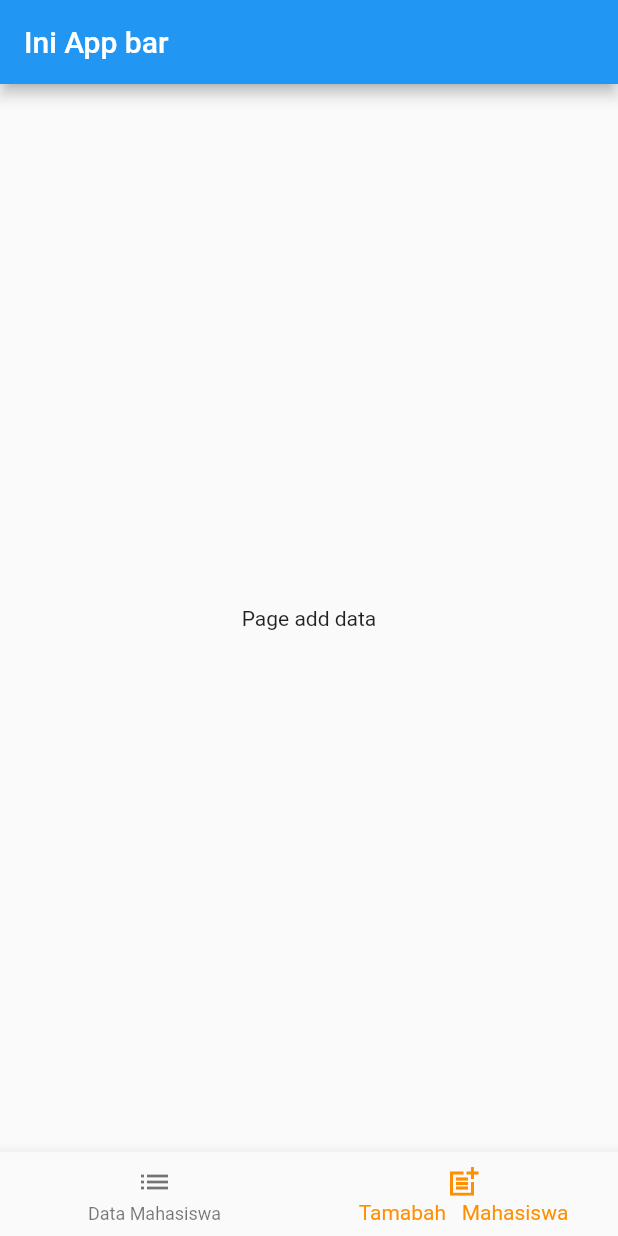
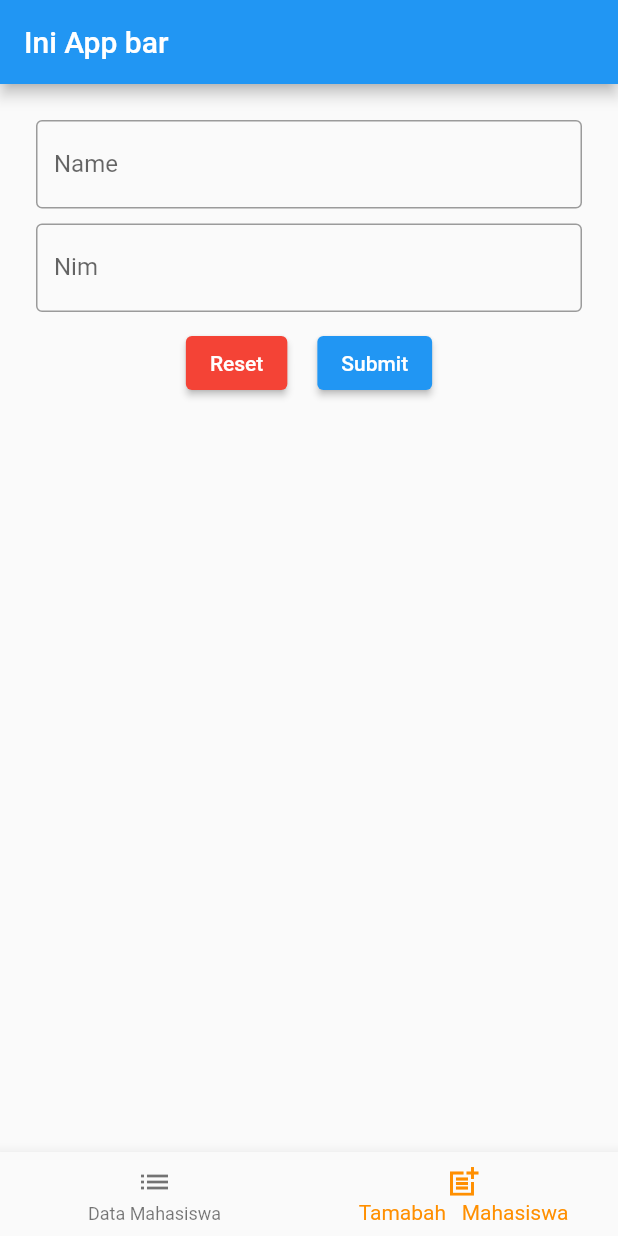
Before and after one commit to aristrisnawan/crud-simple-provider, a Flutter app: the screen it shows after launch, item 2 of the bottom bar chosen, on a phone screen of 412 x 824 dp. Run offline on Flutter 3.47's test engine with Material 2 defaults, Android fonts, the light colour scheme and no system bars; network calls fail.

Commit message:
add form (add data)

```diff
--- a/lib/add.dart
+++ b/lib/add.dart
@@ -11,11 +11,54 @@ class _AddPageState extends State<AddPage> {
   @override
   Widget build(BuildContext context) {
     return Scaffold(
-        appBar: AppBar(
+      appBar: AppBar(
         title: Text("Ini App bar"),
       ),
-      body: Center(
-        child: Text("Page add data"),
+      body: ListView(
+        children: [
+          Padding(
+            padding: const EdgeInsets.all(24),
+            child: Column(
+              children: [
+                TextFormField(
+                  obscureText: false,
+                  decoration: InputDecoration(
+                    border: OutlineInputBorder(),
+                    labelText: 'Name',
+                    hintText: 'Enter Your Name',
+                  ),
+                ),
+                SizedBox(
+                  height: 10,
+                ),
+                TextFormField(
+                  obscureText: false,
+                  keyboardType: TextInputType.number,
+                  decoration: InputDecoration(
+                    border: OutlineInputBorder(),
+                    labelText: 'Nim',
+                    hintText: 'Enter Your Nim',
+                  ),
+                ),
+                SizedBox(
+                  height: 10,
+                ),
+                Row(
+                  mainAxisAlignment: MainAxisAlignment.center,
+                  children: [
+                    ElevatedButton(onPressed: () {}, child: Text("Reset"), style: ElevatedButton.styleFrom(
+                      backgroundColor: Colors.red
+                    ),),
+                    SizedBox(
+                      width: 20,
+                    ),
+                    ElevatedButton(onPressed: () {}, child: Text("Submit")),
+                  ],
+                ),
+              ],
+            ),
+          ),
+        ],
       ),
     );
   }
```
